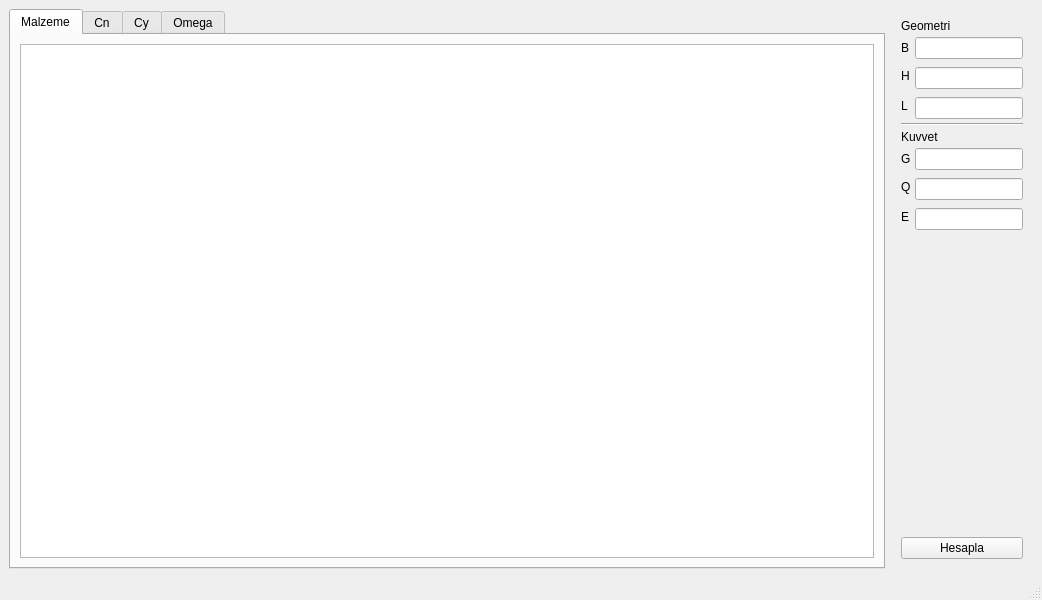
Before: the Qt Designer form main.ui in murathanarat/FreeCAD-Workbench, drawn with Qt 5.
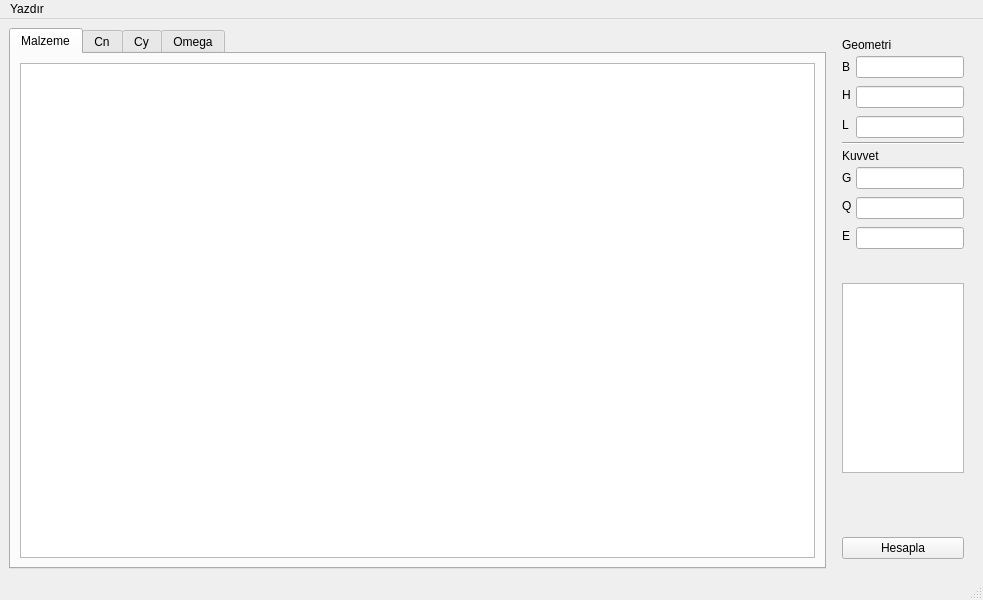
After: the same form once the commit is applied. The open tabs and pages were chosen to show the change.

Patch:
```diff
--- a/main.ui
+++ b/main.ui
@@ -6,13 +6,16 @@
    <rect>
     <x>0</x>
     <y>0</y>
-    <width>1042</width>
+    <width>983</width>
     <height>600</height>
    </rect>
   </property>
   <property name="windowTitle">
    <string>MainWindow</string>
   </property>
+  <property name="styleSheet">
+   <string notr="true"/>
+  </property>
   <widget class="QWidget" name="centralwidget">
    <layout class="QHBoxLayout" name="horizontalLayout_4">
     <item>
@@ -203,7 +206,7 @@
          </widget>
         </item>
         <item row="8" column="2">
-         <widget class="QLineEdit" name="h_lineEdit">
+         <widget class="QLineEdit" name="g_lineEdit">
           <property name="sizePolicy">
            <sizepolicy hsizetype="Minimum" vsizetype="Minimum">
             <horstretch>0</horstretch>
@@ -232,7 +235,7 @@
          </widget>
         </item>
         <item row="10" column="2">
-         <widget class="QLineEdit" name="e_lineEdit">
+         <widget class="QLineEdit" name="q_lineEdit">
           <property name="sizePolicy">
            <sizepolicy hsizetype="Minimum" vsizetype="Minimum">
             <horstretch>0</horstretch>
@@ -261,7 +264,7 @@
          </widget>
         </item>
         <item row="12" column="2">
-         <widget class="QLineEdit" name="l_lineEdit">
+         <widget class="QLineEdit" name="e_lineEdit">
           <property name="sizePolicy">
            <sizepolicy hsizetype="Minimum" vsizetype="Minimum">
             <horstretch>0</horstretch>
@@ -293,7 +296,7 @@
          </widget>
         </item>
         <item row="3" column="2">
-         <widget class="QLineEdit" name="q_lineEdit">
+         <widget class="QLineEdit" name="h_lineEdit">
           <property name="sizePolicy">
            <sizepolicy hsizetype="Minimum" vsizetype="Minimum">
             <horstretch>0</horstretch>
@@ -309,7 +312,7 @@
          </widget>
         </item>
         <item row="5" column="2">
-         <widget class="QLineEdit" name="g_lineEdit">
+         <widget class="QLineEdit" name="l_lineEdit">
           <property name="sizePolicy">
            <sizepolicy hsizetype="Minimum" vsizetype="Minimum">
             <horstretch>0</horstretch>
@@ -352,6 +355,16 @@
         </property>
        </spacer>
       </item>
+      <item>
+       <widget class="QTextEdit" name="textEdit">
+        <property name="sizePolicy">
+         <sizepolicy hsizetype="Ignored" vsizetype="Maximum">
+          <horstretch>0</horstretch>
+          <verstretch>0</verstretch>
+         </sizepolicy>
+        </property>
+       </widget>
+      </item>
       <item>
        <spacer name="verticalSpacer">
         <property name="orientation">
@@ -406,10 +419,18 @@
     <rect>
      <x>0</x>
      <y>0</y>
-     <width>1042</width>
+     <width>983</width>
      <height>26</height>
     </rect>
    </property>
+   <widget class="QMenu" name="menu_yazdir">
+    <property name="title">
+     <string>Yazdır</string>
+    </property>
+    <addaction name="actiondocx"/>
+    <addaction name="actiona"/>
+   </widget>
+   <addaction name="menu_yazdir"/>
   </widget>
   <widget class="QStatusBar" name="statusbar"/>
  </widget>
```
Left out of the diff: 12 changed lines with no effect on the pictures.
